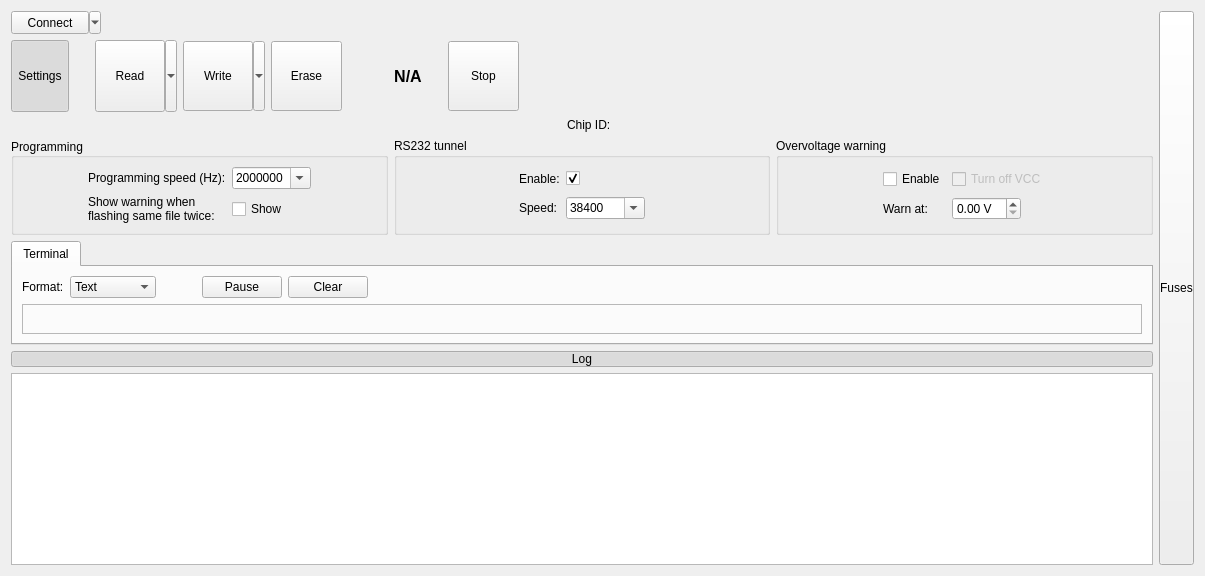
Tasssadar/Lorris, file src/LorrisShupito/lorrisshupito.ui: the form before one commit.
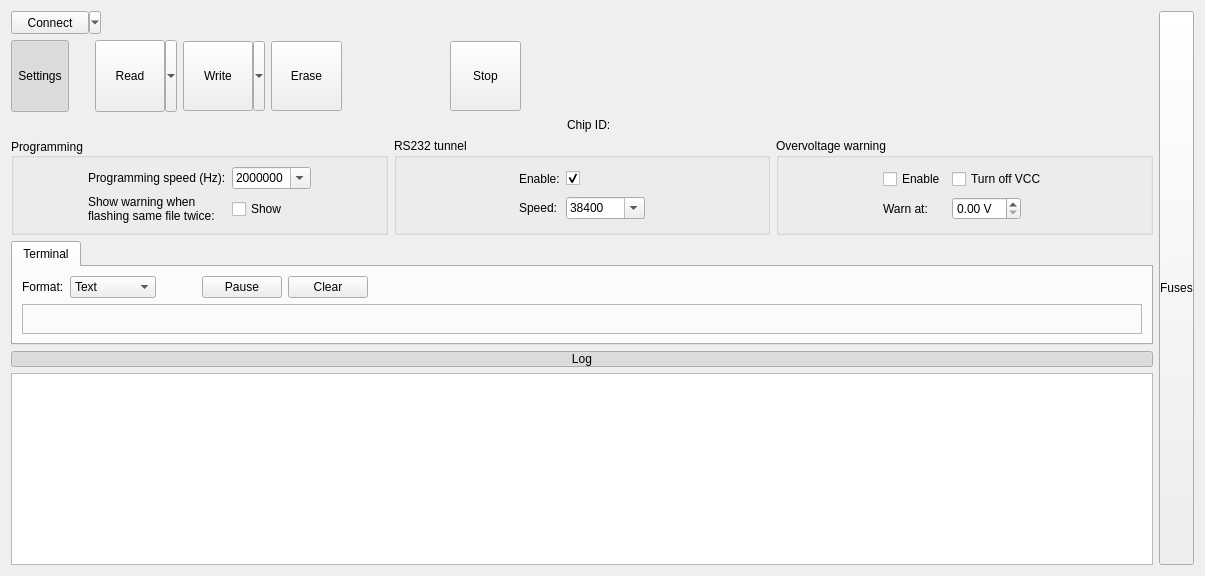
The form after the commit. Icons and pictures are not drawn. Custom widgets are drawn as their Qt base class.

The edit to the form file:
```diff
--- a/src/LorrisShupito/lorrisshupito.ui
+++ b/src/LorrisShupito/lorrisshupito.ui
@@ -268,24 +268,20 @@
          </item>
         </layout>
        </item>
-       <item>
-        <spacer name="horizontalSpacer_4">
-         <property name="orientation">
-          <enum>Qt::Horizontal</enum>
-         </property>
-         <property name="sizeType">
-          <enum>QSizePolicy::Fixed</enum>
-         </property>
-         <property name="sizeHint" stdset="0">
-          <size>
-           <width>20</width>
-           <height>20</height>
-          </size>
-         </property>
-        </spacer>
-       </item>
        <item>
         <widget class="QLabel" name="vccLabel">
+         <property name="sizePolicy">
+          <sizepolicy hsizetype="Fixed" vsizetype="Preferred">
+           <horstretch>0</horstretch>
+           <verstretch>0</verstretch>
+          </sizepolicy>
+         </property>
+         <property name="minimumSize">
+          <size>
+           <width>70</width>
+           <height>0</height>
+          </size>
+         </property>
          <property name="font">
           <font>
            <pointsize>12</pointsize>
@@ -300,29 +296,13 @@
           <bool>false</bool>
          </property>
          <property name="text">
-          <string>N/A</string>
+          <string/>
          </property>
          <property name="alignment">
           <set>Qt::AlignCenter</set>
          </property>
         </widget>
        </item>
-       <item>
-        <spacer name="horizontalSpacer_7">
-         <property name="orientation">
-          <enum>Qt::Horizontal</enum>
-         </property>
-         <property name="sizeType">
-          <enum>QSizePolicy::Fixed</enum>
-         </property>
-         <property name="sizeHint" stdset="0">
-          <size>
-           <width>20</width>
-           <height>20</height>
-          </size>
-         </property>
-        </spacer>
-       </item>
        <item>
         <widget class="QToolButton" name="startStopBtn">
          <property name="sizePolicy">
@@ -717,7 +697,7 @@
           <item row="0" column="2">
            <widget class="QCheckBox" name="over_turnoff">
             <property name="enabled">
-             <bool>false</bool>
+             <bool>true</bool>
             </property>
             <property name="text">
              <string>Turn off VCC</string>
```
